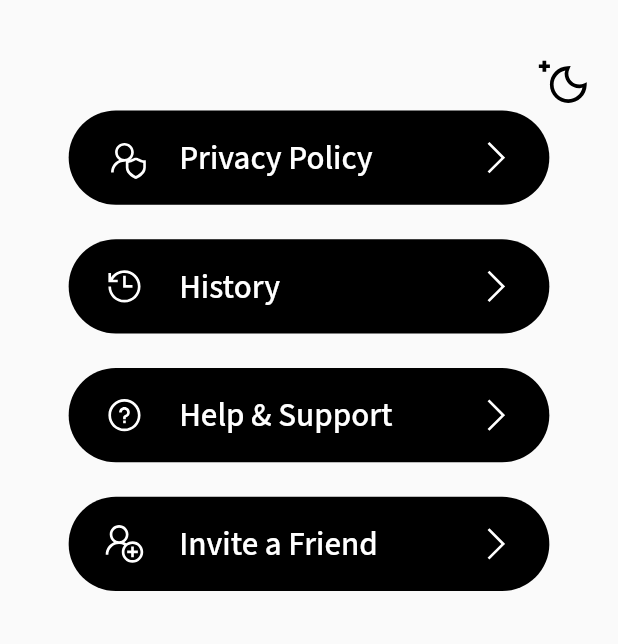
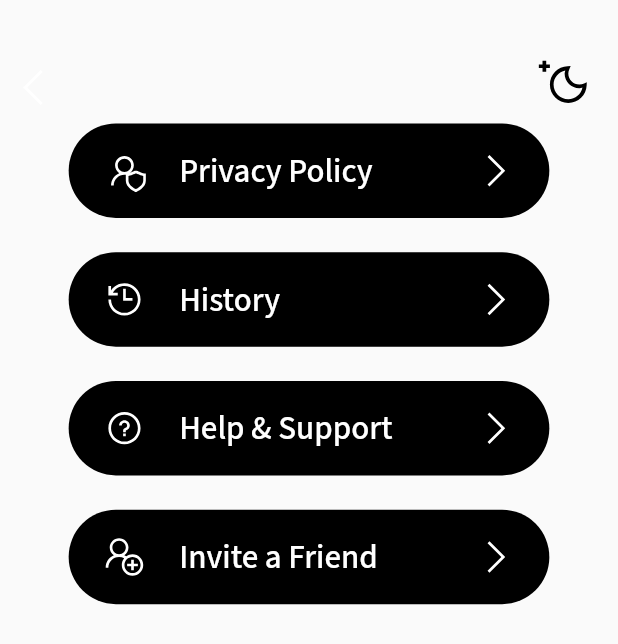
Before and after one commit to kerenakosah/project_work, a Flutter app: the SettingsPage screen opened by its route, on a phone screen of 412 x 824 dp. Shown: the top 644 px of the screen. Run offline on Flutter 3.47's test engine with Material 2 defaults, Android fonts, the phone set to English and light mode, and no system bars; our stand-ins replace animated_theme_switcher, auto_size_text, flutter_screenutil, flutter_svg, geolocator, google_fonts and 4 more; accounts and stored records are empty.

Commit message:
fixing blurb

```diff
--- a/lib/main.dart
+++ b/lib/main.dart
@@ -45,7 +45,7 @@ class CustomAppState extends ConsumerState<CustomApp> {
             debugShowCheckedModeBanner: false,
             theme: themeController.lightTheme ? BrandThemes.lightTheme(context) : BrandThemes.darkTheme(context),
             themeMode: ThemeMode.light,
-            home: const HomeScreen(),
+            home: const SplashScreen(),
             routes: {
               // screens
               SplashScreen.id: (context) => const SplashScreen(),
--- a/lib/ui/pages/settings_page.dart
+++ b/lib/ui/pages/settings_page.dart
@@ -66,6 +66,16 @@ class SettingsPageState extends ConsumerState<SettingsPage> {
                   mainAxisAlignment: MainAxisAlignment.spaceBetween,
                   crossAxisAlignment: CrossAxisAlignment.start,
                   children: <Widget>[
+                    IconButton(
+                      icon: Icon(
+                        LineAwesomeIcons.angle_left,
+                        color: themeController.darkTheme ? BrandColors.black : BrandColors.white,
+                        size: ScreenUtil().setSp(kSpacingUnit.w * 3),
+                      ),
+                      onPressed: () {
+                        Navigator.pop(context);
+                      },
+                    ),
                     Expanded(child: Container()),
                     SizedBox(width: kSpacingUnit.w * 3),
                     themeSwitcher,
```
Also changed, not shown: 7 other files.
